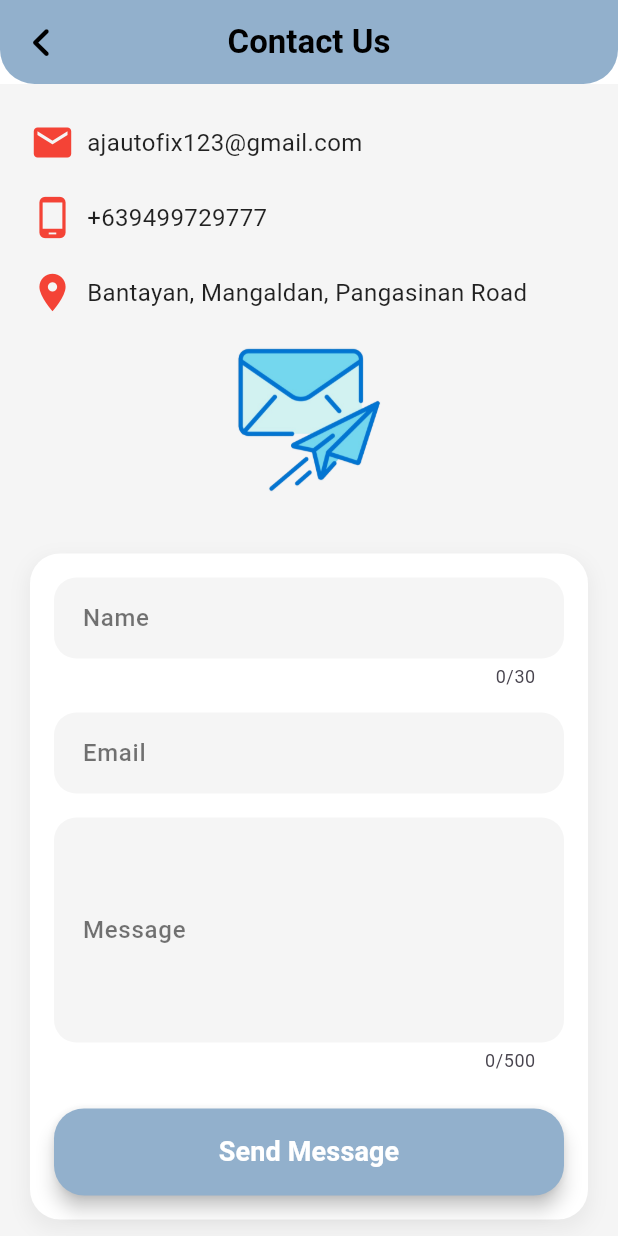
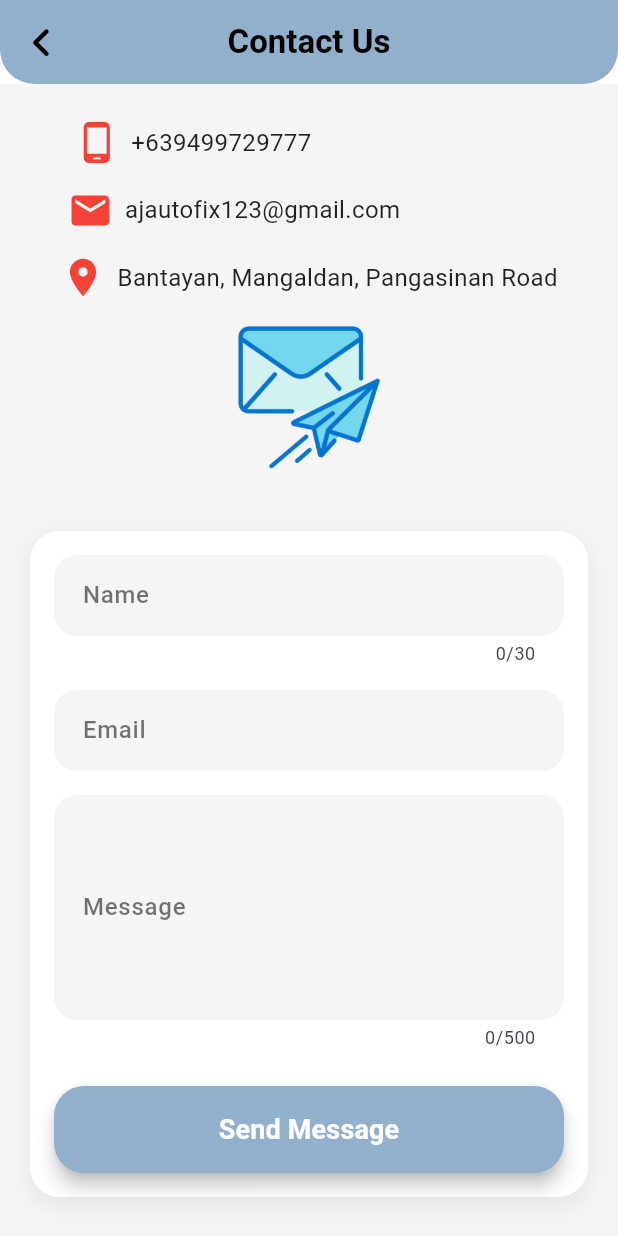
Before and after one commit to JohnLloydDev/AJ-Autofix-App, a Flutter app: the ContactUsScreen screen opened by its route, on a phone screen of 412 x 824 dp. Run offline on Flutter 3.47's test engine with Material 3 defaults, Android fonts, the phone set to English and light mode, and no system bars; our stand-ins replace bloc, equatable, flutter_bloc, flutter_rating_bar, flutter_secure_storage, flutter_spinkit and 10 more; missing offline and left inert: onesignal_flutter; accounts and stored records are empty.

Commit message:
adjust in contact us

```diff
--- a/lib/screens/contact_us_screen.dart
+++ b/lib/screens/contact_us_screen.dart
@@ -67,14 +67,40 @@ class ContactUsScreen extends StatelessWidget {
     );
   }
 }
+
 class ContactInfoContainer extends StatelessWidget {
   const ContactInfoContainer({super.key});
+
   @override
   Widget build(BuildContext context) {
     return Column(
       crossAxisAlignment: CrossAxisAlignment.center,
       children: [
-        const Row(
+        const Padding(
+          padding: EdgeInsets.only(right: 155.0),
+          child: Center(
+            child: Row(
+              mainAxisSize: MainAxisSize.min,
+              children: [
+                Icon(Icons.phone_android, color: Colors.red, size: 30),
+                SizedBox(width: 8),
+                Text(
+                  '+639499729777',
+                  style: TextStyle(
+                    fontSize: 16,
+                    color: Colors.black87,
+                  ),
+                ),
+              ],
+            ),
+          ),
+        ),
+        const SizedBox(height: 15),
+        const Padding(
+          padding: EdgeInsets.only(right: 100.0),
+          child: Center(
+            child: Row(
+              mainAxisSize: MainAxisSize.min,
               children: [
                 Icon(Icons.email, color: Colors.red, size: 30),
                 SizedBox(width: 8),
@@ -87,22 +113,12 @@ class ContactInfoContainer extends StatelessWidget {
                 ),
               ],
             ),
-        const SizedBox(height: 20),
-        const Row(
-          children: [
-            Icon(Icons.phone_android, color: Colors.red, size: 30),
-            SizedBox(width: 8),
-            Text(
-              '+639499729777',
-              style: TextStyle(
-                fontSize: 16,
-                color: Colors.black87,
           ),
         ),
-          ],
-        ),
-        const SizedBox(height: 20),
-        const Row(
+        const SizedBox(height: 15),
+        const Center(
+          child: Row(
+            mainAxisSize: MainAxisSize.min,
             children: [
               Icon(Icons.location_on, color: Colors.red, size: 30),
               SizedBox(width: 8),
@@ -115,7 +131,8 @@ class ContactInfoContainer extends StatelessWidget {
               ),
             ],
           ),
-        const SizedBox(height: 20),
+        ),
+        const SizedBox(height: 15),
         Center(
           child: Image.asset(
             'assets/email.png',
```
Lines whose indentation alone changed are shown as unchanged.
